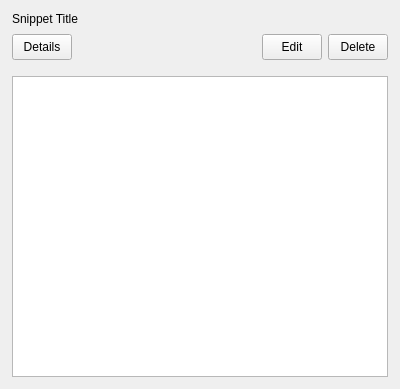
First picture: the form in core/ui/snips/widgets/snippet_card.ui, repository RearmostP/PySnips, before the edit.
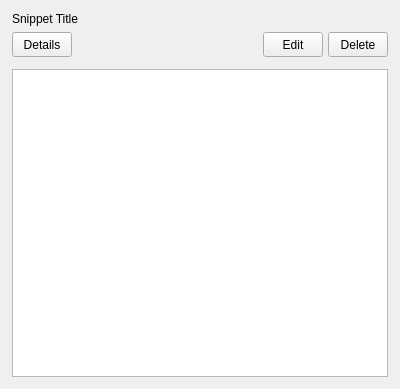
Second picture: the form after the edit.

```diff
--- a/core/ui/snips/widgets/snippet_card.ui
+++ b/core/ui/snips/widgets/snippet_card.ui
@@ -15,7 +15,7 @@
   </property>
   <layout class="QVBoxLayout" name="main_layout">
    <property name="spacing">
-    <number>8</number>
+    <number>6</number>
    </property>
    <property name="leftMargin">
     <number>12</number>
@@ -33,7 +33,7 @@
     <widget class="QWidget" name="cardHeader">
      <layout class="QVBoxLayout" name="headerLayout">
       <property name="spacing">
-       <number>8</number>
+       <number>6</number>
       </property>
       <property name="leftMargin">
        <number>0</number>
@@ -70,7 +70,7 @@
         </property>
         <layout class="QHBoxLayout" name="details_edit_layout">
          <property name="spacing">
-          <number>6</number>
+          <number>5</number>
          </property>
          <property name="leftMargin">
           <number>0</number>
@@ -89,13 +89,13 @@
            <property name="minimumSize">
             <size>
              <width>60</width>
-             <height>26</height>
+             <height>25</height>
             </size>
            </property>
            <property name="maximumSize">
             <size>
              <width>60</width>
-             <height>26</height>
+             <height>25</height>
             </size>
            </property>
            <property name="text">
@@ -124,13 +124,13 @@
            <property name="minimumSize">
             <size>
              <width>60</width>
-             <height>26</height>
+             <height>25</height>
             </size>
            </property>
            <property name="maximumSize">
             <size>
              <width>60</width>
-             <height>26</height>
+             <height>25</height>
             </size>
            </property>
            <property name="text">
@@ -146,13 +146,13 @@
            <property name="minimumSize">
             <size>
              <width>60</width>
-             <height>26</height>
+             <height>25</height>
             </size>
            </property>
            <property name="maximumSize">
             <size>
              <width>60</width>
-             <height>26</height>
+             <height>25</height>
             </size>
            </property>
            <property name="text">
```
Left out of the diff: 3 changed lines with no effect on the pictures.
